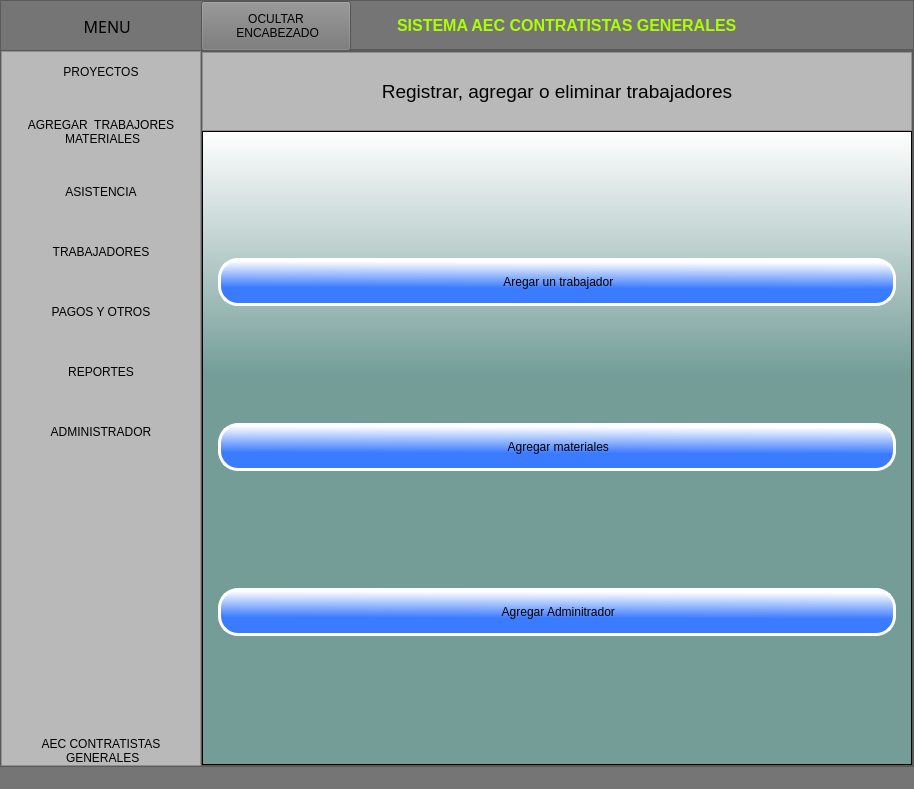
Before: the Qt Designer form ui_files/menu.ui in Romehe369/aec_contrastistas_g, drawn with Qt 5.
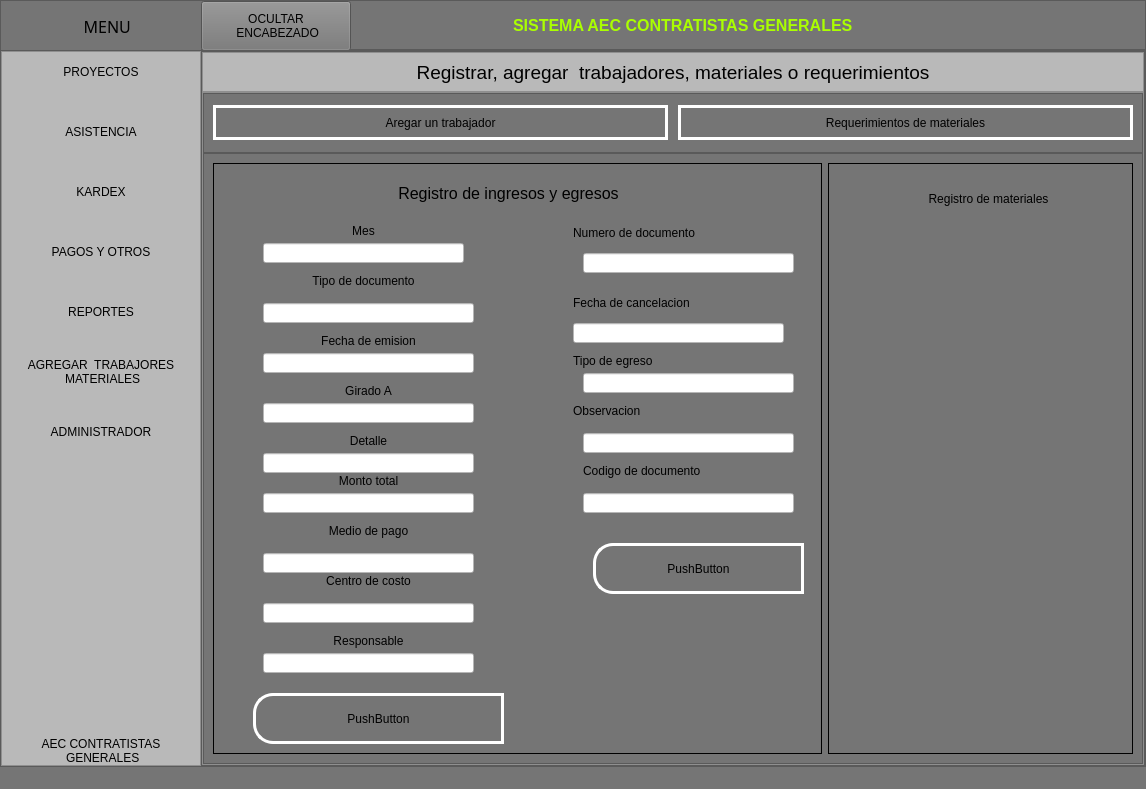
After: the same form once the commit is applied. The open tabs and pages were chosen to show the change. Icons and pictures are not drawn.

Diff of the .ui file:
```diff
--- a/ui_files/menu.ui
+++ b/ui_files/menu.ui
@@ -6,7 +6,7 @@
    <rect>
     <x>0</x>
     <y>0</y>
-    <width>914</width>
+    <width>1146</width>
     <height>789</height>
    </rect>
   </property>
@@ -491,35 +491,6 @@
             </property>
            </widget>
           </item>
-          <item>
-           <widget class="QPushButton" name="btn_registro">
-            <property name="minimumSize">
-             <size>
-              <width>0</width>
-              <height>40</height>
-             </size>
-            </property>
-            <property name="toolTipDuration">
-             <number>0</number>
-            </property>
-            <property name="styleSheet">
-             <string notr="true"/>
-            </property>
-            <property name="text">
-             <string>AGREGAR  TRABAJORES 
- MATERIALES</string>
-            </property>
-            <property name="iconSize">
-             <size>
-              <width>32</width>
-              <height>32</height>
-             </size>
-            </property>
-            <property name="default">
-             <bool>false</bool>
-            </property>
-           </widget>
-          </item>
           <item>
            <widget class="QPushButton" name="btn_asistencia">
             <property name="minimumSize">
@@ -554,7 +525,7 @@
              <string notr="true"/>
             </property>
             <property name="text">
-             <string>TRABAJADORES</string>
+             <string>KARDEX</string>
             </property>
             <property name="iconSize">
              <size>
@@ -608,6 +579,35 @@
             </property>
            </widget>
           </item>
+          <item>
+           <widget class="QPushButton" name="btn_registro">
+            <property name="minimumSize">
+             <size>
+              <width>0</width>
+              <height>40</height>
+             </size>
+            </property>
+            <property name="toolTipDuration">
+             <number>0</number>
+            </property>
+            <property name="styleSheet">
+             <string notr="true"/>
+            </property>
+            <property name="text">
+             <string>AGREGAR  TRABAJORES 
+ MATERIALES</string>
+            </property>
+            <property name="iconSize">
+             <size>
+              <width>32</width>
+              <height>32</height>
+             </size>
+            </property>
+            <property name="default">
+             <bool>false</bool>
+            </property>
+           </widget>
+          </item>
           <item>
            <widget class="QPushButton" name="btn_admin">
             <property name="minimumSize">
@@ -744,7 +744,7 @@
 font: 75 12pt &quot;Arial Narrow&quot;;
 }</string>
              </property>
-             <layout class="QVBoxLayout" name="verticalLayout_4" stretch="1,8">
+             <layout class="QVBoxLayout" name="verticalLayout_4" stretch="1,11">
               <property name="spacing">
                <number>0</number>
               </property>
@@ -762,6 +762,12 @@
               </property>
               <item>
                <widget class="QFrame" name="frame_registro">
+                <property name="maximumSize">
+                 <size>
+                  <width>16777215</width>
+                  <height>40</height>
+                 </size>
+                </property>
                 <property name="frameShape">
                  <enum>QFrame::StyledPanel</enum>
                 </property>
@@ -772,6 +778,21 @@
                  <number>1</number>
                 </property>
                 <layout class="QVBoxLayout" name="verticalLayout_16">
+                 <property name="spacing">
+                  <number>0</number>
+                 </property>
+                 <property name="leftMargin">
+                  <number>0</number>
+                 </property>
+                 <property name="topMargin">
+                  <number>0</number>
+                 </property>
+                 <property name="rightMargin">
+                  <number>0</number>
+                 </property>
+                 <property name="bottomMargin">
+                  <number>0</number>
+                 </property>
                  <item>
                   <widget class="QLabel" name="label_4">
                    <property name="font">
@@ -780,7 +801,7 @@
                     </font>
                    </property>
                    <property name="text">
-                    <string>Registrar, agregar o eliminar trabajadores</string>
+                    <string>Registrar, agregar  trabajadores, materiales o requerimientos</string>
                    </property>
                    <property name="alignment">
                     <set>Qt::AlignCenter</set>
@@ -793,19 +814,21 @@
               <item>
                <widget class="QFrame" name="frame_4">
                 <property name="styleSheet">
-                 <string notr="true">QFrame{background-color: qlineargradient(spread:pad, x1:1, y1:0.386, x2:1, y2:0, stop:0 rgba(116, 157, 152, 255), stop:1 rgba(255, 255, 255, 255));
+                 <string notr="true">QPushButton{
+border:3px solid #ffffff;
+background-color:rgba(0,0,0,0%);
+font: 12pt &quot;MS Shell Dlg 2&quot;;
 }
 
-QPushButton{
-border:3px solid #ffffff;
-border-radius:20px;
-	background-color: qlineargradient(spread:pad, x1:0.409318, y1:0.636, x2:0.432, y2:0.0454545, stop:0 rgba(59, 123, 255, 255), stop:1 rgba(255, 255, 255, 255));
-font: 87 12pt &quot;Segoe UI Black&quot;}
 QPushButton:hover{
 border:4px solid #000000;
 border-radius:20px;
 background-color: rgb(255, 255, 0);
-font: 87 12pt &quot;Segoe UI Black&quot;}</string>
+font: 12pt &quot;MS Shell Dlg 2&quot;;
+}
+QLabel{
+border: none;
+}</string>
                 </property>
                 <property name="frameShape">
                  <enum>QFrame::StyledPanel</enum>
@@ -813,56 +836,568 @@
                 <property name="frameShadow">
                  <enum>QFrame::Raised</enum>
                 </property>
-                <layout class="QVBoxLayout" name="verticalLayout_13" stretch="0,0,0">
+                <layout class="QVBoxLayout" name="verticalLayout_13" stretch="1,7">
                  <property name="spacing">
-                  <number>6</number>
+                  <number>0</number>
                  </property>
                  <property name="leftMargin">
-                  <number>15</number>
+                  <number>0</number>
                  </property>
                  <property name="topMargin">
-                  <number>15</number>
+                  <number>0</number>
                  </property>
                  <property name="rightMargin">
-                  <number>15</number>
+                  <number>0</number>
                  </property>
                  <property name="bottomMargin">
-                  <number>15</number>
+                  <number>0</number>
                  </property>
                  <item>
-                  <widget class="QPushButton" name="btn_agregar_trabajador">
-                   <property name="styleSheet">
-                    <string notr="true"/>
+                  <widget class="QFrame" name="frame">
+                   <property name="maximumSize">
+                    <size>
+                     <width>16777215</width>
+                     <height>60</height>
+                    </size>
                    </property>
-                   <property name="text">
-                    <string>
- Aregar un trabajador 
-</string>
-                   </property>
-                  </widget>
-                 </item>
-                 <item>
-                  <widget class="QPushButton" name="pushButton_2">
                    <property name="styleSheet">
-                    <string notr="true"/>
+                    <string notr="true">QFrame{
+	background-color: rgb(117, 117, 117);
+}
+QLabel{
+border: none;
+}</string>
                    </property>
-                   <property name="text">
-                    <string>
- Agregar materiales 
-</string>
+                   <property name="frameShape">
+                    <enum>QFrame::StyledPanel</enum>
                    </property>
+                   <property name="frameShadow">
+                    <enum>QFrame::Raised</enum>
+                   </property>
+                   <layout class="QHBoxLayout" name="horizontalLayout_5">
+                    <property name="spacing">
+                     <number>10</number>
+                    </property>
+                    <item>
+                     <widget class="QPushButton" name="btn_agregar_trabajador">
+                      <property name="minimumSize">
+                       <size>
+                        <width>0</width>
+                        <height>35</height>
+                       </size>
+                      </property>
+                      <property name="maximumSize">
+                       <size>
+                        <width>16777215</width>
+                        <height>35</height>
+                       </size>
+                      </property>
+                      <property name="styleSheet">
+                       <string notr="true"/>
+                      </property>
+                      <property name="text">
+                       <string>Aregar un trabajador</string>
+                      </property>
+                     </widget>
+                    </item>
+                    <item>
+                     <widget class="QPushButton" name="pushButton_2">
+                      <property name="minimumSize">
+                       <size>
+                        <width>0</width>
+                        <height>35</height>
+                       </size>
+                      </property>
+                      <property name="maximumSize">
+                       <size>
+                        <width>16777215</width>
+                        <height>35</height>
+                       </size>
+                      </property>
+                      <property name="styleSheet">
+                       <string notr="true"/>
+                      </property>
+                      <property name="text">
+                       <string>Requerimientos de materiales</string>
+                      </property>
+                     </widget>
+                    </item>
+                   </layout>
                   </widget>
                  </item>
                  <item>
-                  <widget class="QPushButton" name="pushButton_3">
+                  <widget class="QFrame" name="frame_3">
                    <property name="styleSheet">
-                    <string notr="true"/>
+                    <string notr="true">background-color: rgb(117, 117, 117);</string>
                    </property>
-                   <property name="text">
-                    <string>
- Agregar Adminitrador 
-</string>
+                   <property name="frameShape">
+                    <enum>QFrame::StyledPanel</enum>
                    </property>
+                   <property name="frameShadow">
+                    <enum>QFrame::Raised</enum>
+                   </property>
+                   <layout class="QHBoxLayout" name="horizontalLayout_6" stretch="2,1">
+                    <item>
+                     <widget class="QFrame" name="frame_5">
+                      <property name="styleSheet">
+                       <string notr="true">QFrame{
+border:1px solid #000000;
+}
+QLabel{
+border: none;
+font: 12pt &quot;MS Shell Dlg 2&quot;;
+}
+QLineEdit{
+background-color: rgb(255, 255, 255);
+font: 12pt &quot;MS Shell Dlg 2&quot;;
+}</string>
+                      </property>
+                      <property name="frameShape">
+                       <enum>QFrame::StyledPanel</enum>
+                      </property>
+                      <property name="frameShadow">
+                       <enum>QFrame::Raised</enum>
+                      </property>
+                      <widget class="QLabel" name="label_7">
+                       <property name="geometry">
+                        <rect>
+                         <x>40</x>
+                         <y>20</y>
+                         <width>511</width>
+                         <height>20</height>
+                        </rect>
+                       </property>
+                       <property name="font">
+                        <font>
+                         <family>MS Shell Dlg 2</family>
+                         <pointsize>12</pointsize>
+                         <weight>50</weight>
+                         <italic>false</italic>
+                         <bold>false</bold>
+                        </font>
+                       </property>
+                       <property name="styleSheet">
+                        <string notr="true">font: 12pt &quot;MS Shell Dlg 2&quot;;
+border: None;</string>
+                       </property>
+                       <property name="text">
+                        <string>Registro de ingresos y egresos</string>
+                       </property>
+                       <property name="alignment">
+                        <set>Qt::AlignCenter</set>
+                       </property>
+                      </widget>
+                      <widget class="QLabel" name="label_14">
+                       <property name="geometry">
+                        <rect>
+                         <x>50</x>
+                         <y>60</y>
+                         <width>201</width>
+                         <height>16</height>
+                        </rect>
+                       </property>
+                       <property name="text">
+                        <string>Mes</string>
+                       </property>
+                       <property name="alignment">
+                        <set>Qt::AlignCenter</set>
+                       </property>
+                      </widget>
+                      <widget class="QLabel" name="label_15">
+                       <property name="geometry">
+                        <rect>
+                         <x>50</x>
+                         <y>110</y>
+                         <width>201</width>
+                         <height>16</height>
+                        </rect>
+                       </property>
+                       <property name="text">
+                        <string>Tipo de documento</string>
+                       </property>
+                       <property name="alignment">
+                        <set>Qt::AlignCenter</set>
+                       </property>
+                      </widget>
+                      <widget class="QLabel" name="label_16">
+                       <property name="geometry">
+                        <rect>
+                         <x>50</x>
+                         <y>170</y>
+                         <width>211</width>
+                         <height>16</height>
+                        </rect>
+                       </property>
+                       <property name="text">
+                        <string>Fecha de emision</string>
+                       </property>
+                       <property name="alignment">
+                        <set>Qt::AlignCenter</set>
+                       </property>
+                      </widget>
+                      <widget class="QLabel" name="label_17">
+                       <property name="geometry">
+                        <rect>
+                         <x>50</x>
+                         <y>220</y>
+                         <width>211</width>
+                         <height>16</height>
+                        </rect>
+                       </property>
+                       <property name="text">
+                        <string>Girado A</string>
+                       </property>
+                       <property name="alignment">
+                        <set>Qt::AlignCenter</set>
+                       </property>
+                      </widget>
+                      <widget class="QLabel" name="label_18">
+                       <property name="geometry">
+                        <rect>
+                         <x>50</x>
+                         <y>270</y>
+                         <width>211</width>
+                         <height>16</height>
+                        </rect>
+                       </property>
+                       <property name="text">
+                        <string>Detalle</string>
+                       </property>
+                       <property name="alignment">
+                        <set>Qt::AlignCenter</set>
+                       </property>
+                      </widget>
+                      <widget class="QLabel" name="label_19">
+                       <property name="geometry">
+                        <rect>
+                         <x>50</x>
+                         <y>310</y>
+                         <width>211</width>
+                         <height>16</height>
+                        </rect>
+                       </property>
+                       <property name="text">
+                        <string>Monto total</string>
+                       </property>
+                       <property name="alignment">
+                        <set>Qt::AlignCenter</set>
+                       </property>
+                      </widget>
+                      <widget class="QLabel" name="label_20">
+                       <property name="geometry">
+                        <rect>
+                         <x>50</x>
+                         <y>360</y>
+                         <width>211</width>
+                         <height>16</height>
+                        </rect>
+                       </property>
+                       <property name="text">
+                        <string>Medio de pago</string>
+                       </property>
+                       <property name="alignment">
+                        <set>Qt::AlignCenter</set>
+                       </property>
+                      </widget>
+                      <widget class="QLabel" name="label_21">
+                       <property name="geometry">
+                        <rect>
+                         <x>50</x>
+                         <y>410</y>
+                         <width>211</width>
+                         <height>16</height>
+                        </rect>
+                       </property>
+                       <property name="text">
+                        <string>Centro de costo</string>
+                       </property>
+                       <property name="alignment">
+                        <set>Qt::AlignCenter</set>
+                       </property>
+                      </widget>
+                      <widget class="QLabel" name="label_22">
+                       <property name="geometry">
+                        <rect>
+                         <x>50</x>
+                         <y>470</y>
+                         <width>211</width>
+                         <height>16</height>
+                        </rect>
+                       </property>
+                       <property name="text">
+                        <string>Responsable</string>
+                       </property>
+                       <property name="alignment">
+                        <set>Qt::AlignCenter</set>
+                       </property>
+                      </widget>
+                      <widget class="QLabel" name="label_23">
+                       <property name="geometry">
+                        <rect>
+                         <x>360</x>
+                         <y>60</y>
+                         <width>221</width>
+                         <height>20</height>
+                        </rect>
+                       </property>
+                       <property name="text">
+                        <string>Numero de documento</string>
+                       </property>
+                      </widget>
+                      <widget class="QLineEdit" name="lineEdit_6">
+                       <property name="geometry">
+                        <rect>
+                         <x>50</x>
+                         <y>80</y>
+                         <width>201</width>
+                         <height>20</height>
+                        </rect>
+                       </property>
+                      </widget>
+                      <widget class="QLineEdit" name="lineEdit_7">
+                       <property name="geometry">
+                        <rect>
+                         <x>50</x>
+                         <y>140</y>
+                         <width>211</width>
+                         <height>20</height>
+                        </rect>
+                       </property>
+                      </widget>
+                      <widget class="QLineEdit" name="lineEdit_8">
+                       <property name="geometry">
+                        <rect>
+                         <x>50</x>
+                         <y>190</y>
+                         <width>211</width>
+                         <height>20</height>
+                        </rect>
+                       </property>
+                      </widget>
+                      <widget class="QLineEdit" name="lineEdit_9">
+                       <property name="geometry">
+                        <rect>
+                         <x>50</x>
+                         <y>240</y>
+                         <width>211</width>
+                         <height>20</height>
+                        </rect>
+                       </property>
+                      </widget>
+                      <widget class="QLineEdit" name="lineEdit_10">
+                       <property name="geometry">
+                        <rect>
+                         <x>50</x>
+                         <y>290</y>
+                         <width>211</width>
+                         <height>20</height>
+                        </rect>
+                       </property>
+                      </widget>
+                      <widget class="QLineEdit" name="lineEdit_11">
+                       <property name="geometry">
+                        <rect>
+                         <x>50</x>
+                         <y>330</y>
+                         <width>211</width>
+                         <height>20</height>
+                        </rect>
+                       </property>
+                      </widget>
+                      <widget class="QLineEdit" name="lineEdit_12">
+                       <property name="geometry">
+                        <rect>
+                         <x>50</x>
+                         <y>390</y>
+                         <width>211</width>
+                         <height>20</height>
+                        </rect>
+                       </property>
+                      </widget>
+                      <widget class="QLineEdit" name="lineEdit_13">
+                       <property name="geometry">
+                        <rect>
+                         <x>50</x>
+                         <y>440</y>
+                         <width>211</width>
+                         <height>20</height>
+                        </rect>
+                       </property>
+                      </widget>
+                      <widget class="QLineEdit" name="lineEdit_14">
+                       <property name="geometry">
+                        <rect>
+                         <x>50</x>
+                         <y>490</y>
+                         <width>211</width>
+                         <height>20</height>
+                        </rect>
+                       </property>
+                      </widget>
+                      <widget class="QLineEdit" name="lineEdit_15">
+                       <property name="geometry">
+                        <rect>
+                         <x>370</x>
+                         <y>90</y>
+                         <width>211</width>
+                         <height>20</height>
+                        </rect>
+                       </property>
+                      </widget>
+                      <widget class="QLabel" name="label_24">
+                       <property name="geometry">
+                        <rect>
+                         <x>360</x>
+                         <y>130</y>
+                         <width>221</width>
+                         <height>20</height>
+                        </rect>
+                       </property>
+                       <property name="text">
+                        <string>Fecha de cancelacion</string>
+                       </property>
+                      </widget>
+                      <widget class="QLabel" name="label_25">
+                       <property name="geometry">
+                        <rect>
+                         <x>360</x>
+                         <y>190</y>
+                         <width>221</width>
+                         <height>16</height>
+                        </rect>
+                       </property>
+                       <property name="text">
+                        <string>Tipo de egreso</string>
+                       </property>
+                      </widget>
+                      <widget class="QLabel" name="label_26">
+                       <property name="geometry">
+                        <rect>
+                         <x>360</x>
+                         <y>240</y>
+                         <width>221</width>
+                         <height>16</height>
+                        </rect>
+                       </property>
+                       <property name="text">
+                        <string>Observacion</string>
+                       </property>
+                      </widget>
+                      <widget class="QLabel" name="label_27">
+                       <property name="geometry">
+                        <rect>
+                         <x>370</x>
+                         <y>300</y>
+                         <width>211</width>
+                         <height>16</height>
+                        </rect>
+                       </property>
+                       <property name="text">
+                        <string>Codigo de documento</string>
+                       </property>
+                      </widget>
+                      <widget class="QLineEdit" name="lineEdit_16">
+                       <property name="geometry">
+                        <rect>
+                         <x>360</x>
+                         <y>160</y>
+                         <width>211</width>
+                         <height>20</height>
+                        </rect>
+                       </property>
+                      </widget>
+                      <widget class="QLineEdit" name="lineEdit_17">
+                       <property name="geometry">
+                        <rect>
+                         <x>370</x>
+                         <y>210</y>
+                         <width>211</width>
+                         <height>20</height>
+                        </rect>
+                       </property>
+                      </widget>
+                      <widget class="QLineEdit" name="lineEdit_18">
+                       <property name="geometry">
+                        <rect>
+                         <x>370</x>
+                         <y>270</y>
+                         <width>211</width>
+                         <height>20</height>
+                        </rect>
+                       </property>
+                      </widget>
+                      <widget class="QLineEdit" name="lineEdit_19">
+                       <property name="geometry">
+                        <rect>
+                         <x>370</x>
+                         <y>330</y>
+                         <width>211</width>
+                         <height>20</height>
+                        </rect>
+                       </property>
+                      </widget>
+                      <widget class="QPushButton" name="pushButton_3">
+                       <property name="geometry">
+                        <rect>
+                         <x>40</x>
+                         <y>530</y>
+                         <width>251</width>
+                         <height>51</height>
+                        </rect>
+                       </property>
+                       <property name="text">
+                        <string>PushButton</string>
+                       </property>
+                      </widget>
+                      <widget class="QPushButton" name="pushButton_12">
+                       <property name="geometry">
+                        <rect>
+                         <x>380</x>
+                         <y>380</y>
+                         <width>211</width>
+                         <height>51</height>
+                        </rect>
+                       </property>
+                       <property name="text">
+                        <string>PushButton</string>
+                       </property>
+                      </widget>
+                     </widget>
+                    </item>
+                    <item>
+                     <widget class="QFrame" name="frame_7">
+                      <property name="styleSheet">
+                       <string notr="true">border:1px solid #000000;</string>
+                      </property>
+                      <property name="frameShape">
+                       <enum>QFrame::StyledPanel</enum>
+                      </property>
+                      <property name="frameShadow">
+                       <enum>QFrame::Raised</enum>
+                      </property>
+                      <widget class="QLabel" name="label_8">
+                       <property name="geometry">
+                        <rect>
+                         <x>30</x>
+                         <y>20</y>
+                         <width>261</width>
+                         <height>31</height>
+                        </rect>
+                       </property>
+                       <property name="styleSheet">
+                        <string notr="true">font: 12pt &quot;MS Shell Dlg 2&quot;;
+border: None;</string>
+                       </property>
+                       <property name="text">
+                        <string>Registro de materiales</string>
+                       </property>
+                       <property name="alignment">
+                        <set>Qt::AlignCenter</set>
+                       </property>
+                      </widget>
+                     </widget>
+                    </item>
+                   </layout>
                   </widget>
                  </item>
                 </layout>
```
Left out of the diff: 413 changed lines with no effect on the pictures.
